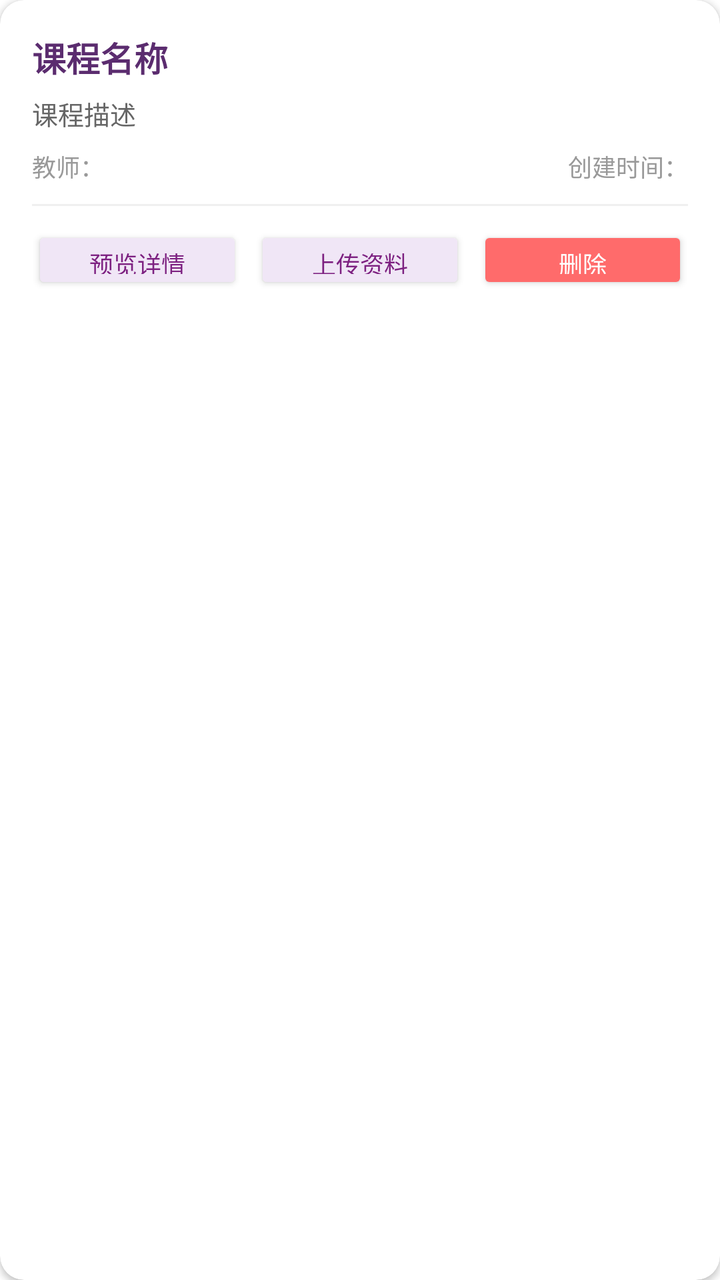
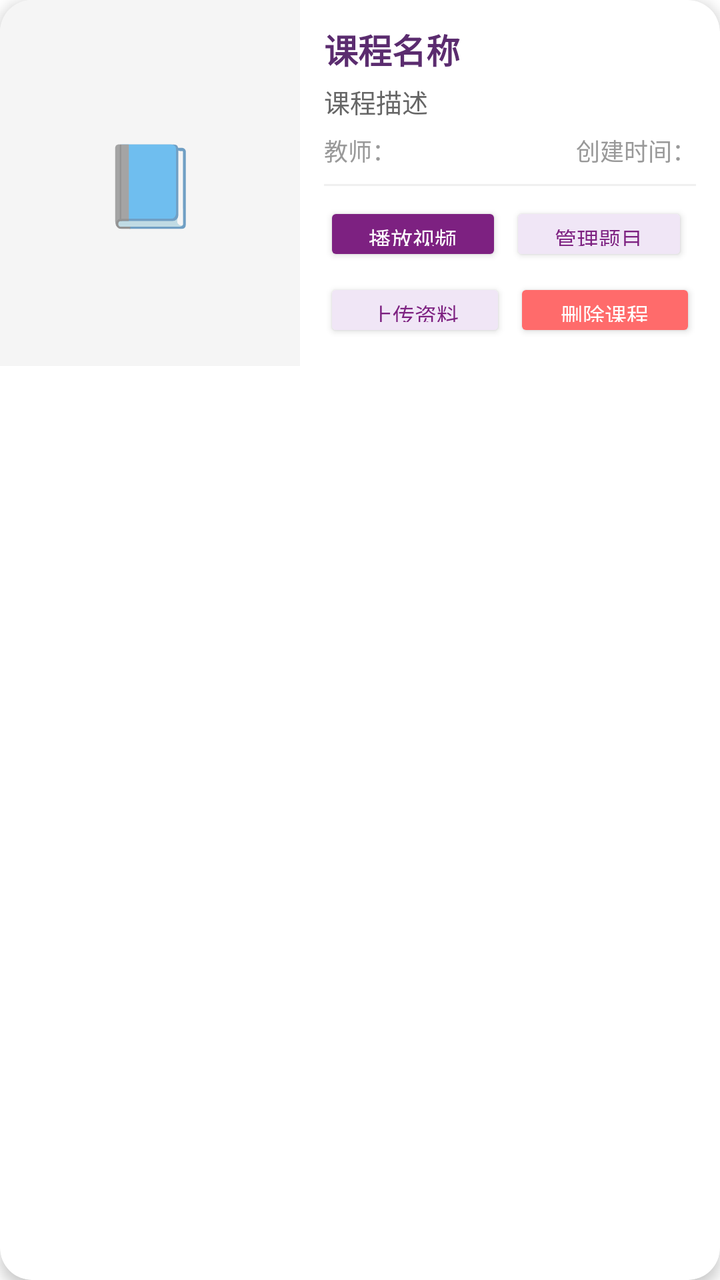

Compare the two renders of this Android layout. The source of the first and the diff that turns it into the second are given below.
<!-- AndroidManifest.xml: application theme Theme.StudyApp -->
<!-- res/layout/item_teacher_course.xml -->
<?xml version="1.0" encoding="utf-8"?>
<androidx.cardview.widget.CardView xmlns:android="http://schemas.android.com/apk/res/android"
    xmlns:app="http://schemas.android.com/apk/res-auto"
    android:layout_width="match_parent"
    android:layout_height="wrap_content"
    android:layout_marginBottom="12dp"
    app:cardCornerRadius="12dp"
    app:cardElevation="2dp"
    app:cardBackgroundColor="@color/white">

    <LinearLayout
        android:layout_width="match_parent"
        android:layout_height="wrap_content"
        android:orientation="vertical"
        android:padding="16dp">

        <TextView
            android:id="@+id/teacherCourseName"
            android:layout_width="wrap_content"
            android:layout_height="wrap_content"
            android:text="课程名称"
            android:textSize="17sp"
            android:textStyle="bold"
            android:textColor="@color/tsinghua_purple_dark"
            android:layout_marginBottom="6dp" />

        <TextView
            android:id="@+id/teacherCourseDesc"
            android:layout_width="wrap_content"
            android:layout_height="wrap_content"
            android:text="课程描述"
            android:textSize="13sp"
            android:textColor="#666666"
            android:maxLines="2"
            android:ellipsize="end"
            android:layout_marginBottom="8dp" />

        <LinearLayout
            android:layout_width="match_parent"
            android:layout_height="wrap_content"
            android:orientation="horizontal"
            android:layout_marginBottom="10dp">

            <TextView
                android:id="@+id/teacherCourseTeacher"
                android:layout_width="0dp"
                android:layout_height="wrap_content"
                android:layout_weight="1"
                android:text="教师："
                android:textSize="12sp"
                android:textColor="#999999" />

            <TextView
                android:id="@+id/teacherCourseDate"
                android:layout_width="wrap_content"
                android:layout_height="wrap_content"
                android:text="创建时间："
                android:textSize="12sp"
                android:textColor="#999999" />

        </LinearLayout>

        <TextView
            android:id="@+id/teacherCourseStudents"
            android:layout_width="wrap_content"
            android:layout_height="wrap_content"
            android:text=""
            android:textSize="12sp"
            android:textColor="#999999"
            android:layout_marginBottom="12dp"
            android:visibility="gone" />

        <View
            android:layout_width="match_parent"
            android:layout_height="1dp"
            android:background="#F0F0F0"
            android:layout_marginBottom="10dp" />

        <LinearLayout
            android:layout_width="match_parent"
            android:layout_height="wrap_content"
            android:orientation="horizontal"
            android:gravity="center_vertical">

            <Button
                android:id="@+id/previewCourseBtn"
                android:layout_width="0dp"
                android:layout_height="34dp"
                android:layout_weight="1"
                android:text="预览详情"
                android:textSize="12sp"
                android:textColor="@color/tsinghua_purple"
                android:backgroundTint="#F0E6F6"
                android:layout_marginEnd="6dp"
                android:paddingHorizontal="4dp" />

            <Button
                android:id="@+id/uploadMaterialBtn"
                android:layout_width="0dp"
                android:layout_height="34dp"
                android:layout_weight="1"
                android:text="上传资料"
                android:textSize="12sp"
                android:textColor="@color/tsinghua_purple"
                android:backgroundTint="#F0E6F6"
                android:layout_marginEnd="6dp"
                android:paddingHorizontal="4dp" />

            <Button
                android:id="@+id/deleteCourseBtn"
                android:layout_width="0dp"
                android:layout_height="34dp"
                android:layout_weight="1"
                android:text="删除"
                android:textSize="12sp"
                android:textColor="@color/white"
                android:backgroundTint="#FF6B6B"
                android:paddingHorizontal="4dp" />

        </LinearLayout>

    </LinearLayout>

</androidx.cardview.widget.CardView>
<!-- resources referenced by this layout -->
<resources>
  <color name="tsinghua_purple">#FF7D2181</color>
  <color name="tsinghua_purple_dark">#FF5B2C6F</color>
  <color name="white">#FFFFFFFF</color>
  <style name="Theme.StudyApp" parent="Theme.AppCompat.Light.NoActionBar">
          
          <item name="colorPrimary">@color/holo_blue_dark</item>
          <item name="colorPrimaryDark">@color/holo_blue_dark</item>
          <item name="colorAccent">@color/holo_blue_dark</item>
          <item name="android:windowBackground">@color/white</item>
      </style>
  <color name="holo_blue_dark">#FF1976D2</color>
</resources>

<!-- the commit's change to res/layout/item_teacher_course.xml (unified diff, before → after) -->
@@ -3,119 +3,179 @@
     xmlns:app="http://schemas.android.com/apk/res-auto"
     android:layout_width="match_parent"
     android:layout_height="wrap_content"
-    android:layout_marginBottom="12dp"
-    app:cardCornerRadius="12dp"
-    app:cardElevation="2dp"
+    android:layout_marginHorizontal="8dp"
+    android:layout_marginVertical="4dp"
+    app:cardCornerRadius="16dp"
+    app:cardElevation="4dp"
     app:cardBackgroundColor="@color/white">
 
     <LinearLayout
         android:layout_width="match_parent"
         android:layout_height="wrap_content"
-        android:orientation="vertical"
-        android:padding="16dp">
+        android:orientation="horizontal">
 
-        <TextView
-            android:id="@+id/teacherCourseName"
-            android:layout_width="wrap_content"
-            android:layout_height="wrap_content"
-            android:text="课程名称"
-            android:textSize="17sp"
-            android:textStyle="bold"
-            android:textColor="@color/tsinghua_purple_dark"
-            android:layout_marginBottom="6dp" />
+        
+        <FrameLayout
+            android:id="@+id/teacherCourseImageContainer"
+            android:layout_width="150dp"
+            android:layout_height="match_parent"
+            android:minHeight="150dp">
 
-        <TextView
-            android:id="@+id/teacherCourseDesc"
-            android:layout_width="wrap_content"
-            android:layout_height="wrap_content"
-            android:text="课程描述"
-            android:textSize="13sp"
-            android:textColor="#666666"
-            android:maxLines="2"
-            android:ellipsize="end"
-            android:layout_marginBottom="8dp" />
-
-        <LinearLayout
-            android:layout_width="match_parent"
-            android:layout_height="wrap_content"
-            android:orientation="horizontal"
-            android:layout_marginBottom="10dp">
+            <ImageView
+                android:id="@+id/teacherCourseCoverImage"
+                android:layout_width="match_parent"
+                android:layout_height="match_parent"
+                android:scaleType="centerCrop"
+                android:visibility="gone" />
 
             <TextView
-                android:id="@+id/teacherCourseTeacher"
-                android:layout_width="0dp"
-                android:layout_height="wrap_content"
-                android:layout_weight="1"
-                android:text="教师："
-                android:textSize="12sp"
-                android:textColor="#999999" />
+                android:id="@+id/teacherCourseIconText"
+                android:layout_width="match_parent"
+                android:layout_height="match_parent"
+                android:text="📘"
+                android:textSize="40sp"
+                android:gravity="center"
+                android:background="@color/light_gray_background" />
 
-            <TextView
-                android:id="@+id/teacherCourseDate"
-                android:layout_width="wrap_content"
-                android:layout_height="wrap_content"
-                android:text="创建时间："
-                android:textSize="12sp"
-                android:textColor="#999999" />
+        </FrameLayout>
 
-        </LinearLayout>
-
-        <TextView
-            android:id="@+id/teacherCourseStudents"
-            android:layout_width="wrap_content"
+        
+        <LinearLayout
+            android:layout_width="0dp"
             android:layout_height="wrap_content"
-            android:text=""
-            android:textSize="12sp"
-            android:textColor="#999999"
-            android:layout_marginBottom="12dp"
-            android:visibility="gone" />
-
-        <View
-            android:layout_width="match_parent"
-            android:layout_height="1dp"
-            android:background="#F0F0F0"
-            android:layout_marginBottom="10dp" />
-
-        <LinearLayout
-            android:layout_width="match_parent"
-            android:layout_height="wrap_content"
-            android:orientation="horizontal"
+            android:layout_weight="1"
+            android:orientation="vertical"
+            android:padding="12dp"
             android:gravity="center_vertical">
 
-            <Button
-                android:id="@+id/previewCourseBtn"
-                android:layout_width="0dp"
-                android:layout_height="34dp"
-                android:layout_weight="1"
-                android:text="预览详情"
-                android:textSize="12sp"
-                android:textColor="@color/tsinghua_purple"
-                android:backgroundTint="#F0E6F6"
-                android:layout_marginEnd="6dp"
-                android:paddingHorizontal="4dp" />
+            
+            <TextView
+                android:id="@+id/teacherCourseName"
+                android:layout_width="match_parent"
+                android:layout_height="wrap_content"
+                android:text="课程名称"
+                android:textSize="17sp"
+                android:textStyle="bold"
+                android:textColor="@color/tsinghua_purple_dark"
+                android:layout_marginBottom="4dp" />
 
-            <Button
-                android:id="@+id/uploadMaterialBtn"
-                android:layout_width="0dp"
-                android:layout_height="34dp"
-                android:layout_weight="1"
-                android:text="上传资料"
-                android:textSize="12sp"
-                android:textColor="@color/tsinghua_purple"
-                android:backgroundTint="#F0E6F6"
-                android:layout_marginEnd="6dp"
-                android:paddingHorizontal="4dp" />
+            
+            <TextView
+                android:id="@+id/teacherCourseDesc"
+                android:layout_width="match_parent"
+                android:layout_height="wrap_content"
+                android:text="课程描述"
+                android:textSize="13sp"
+                android:textColor="#666666"
+                android:maxLines="2"
+                android:ellipsize="end"
+                android:layout_marginBottom="6dp" />
 
-            <Button
-                android:id="@+id/deleteCourseBtn"
-                android:layout_width="0dp"
-                android:layout_height="34dp"
-                android:layout_weight="1"
-                android:text="删除"
-                android:textSize="12sp"
-                android:textColor="@color/white"
-                android:backgroundTint="#FF6B6B"
-                android:paddingHorizontal="4dp" />
+            
+            <LinearLayout
+                android:layout_width="match_parent"
+                android:layout_height="wrap_content"
+                android:orientation="horizontal"
+                android:layout_marginBottom="8dp">
+
+                <TextView
+                    android:id="@+id/teacherCourseTeacher"
+                    android:layout_width="0dp"
+                    android:layout_height="wrap_content"
+                    android:layout_weight="1"
+                    android:text="教师："
+                    android:textSize="12sp"
+                    android:textColor="#999999" />
+
+                <TextView
+                    android:id="@+id/teacherCourseDate"
+                    android:layout_width="wrap_content"
+                    android:layout_height="wrap_content"
+                    android:text="创建时间："
+                    android:textSize="12sp"
+                    android:textColor="#999999" />
+
+            </LinearLayout>
+
+            
+            <View
+                android:layout_width="match_parent"
+                android:layout_height="1dp"
+                android:background="#F0F0F0"
+                android:layout_marginBottom="8dp" />
+
+            
+            <LinearLayout
+                android:layout_width="match_parent"
+                android:layout_height="wrap_content"
+                android:orientation="horizontal"
+                android:gravity="center_vertical">
+
+                <Button
+                    android:id="@+id/playVideoBtn"
+                    android:layout_width="0dp"
+                    android:layout_height="32dp"
+                    android:layout_weight="1"
+                    android:text="播放视频"
+                    android:textSize="11sp"
+                    android:textColor="@color/white"
+                    android:backgroundTint="@color/tsinghua_purple"
+                    android:layout_marginEnd="4dp"
+                    android:paddingHorizontal="2dp"
+                    android:ellipsize="end"
+                    android:singleLine="true" />
+
+                <Button
+                    android:id="@+id/manageQuestionsBtn"
+                    android:layout_width="0dp"
+                    android:layout_height="32dp"
+                    android:layout_weight="1"
+                    android:text="管理题目"
+                    android:textSize="11sp"
+                    android:textColor="@color/tsinghua_purple"
+                    android:backgroundTint="#F0E6F6"
+                    android:layout_marginEnd="4dp"
+                    android:paddingHorizontal="2dp"
+                    android:ellipsize="end"
+                    android:singleLine="true" />
+
+            </LinearLayout>
+
+            <LinearLayout
+                android:layout_width="match_parent"
+                android:layout_height="wrap_content"
+                android:orientation="horizontal"
+                android:gravity="center_vertical"
+                android:layout_marginTop="6dp">
+
+                <Button
+                    android:id="@+id/uploadMaterialBtn"
+                    android:layout_width="0dp"
+                    android:layout_height="32dp"
+                    android:layout_weight="1"
+                    android:text="上传资料"
+                    android:textSize="11sp"
+                    android:textColor="@color/tsinghua_purple"
+                    android:backgroundTint="#F0E6F6"
+                    android:layout_marginEnd="4dp"
+                    android:paddingHorizontal="2dp"
+                    android:ellipsize="end"
+                    android:singleLine="true" />
+
+                <Button
+                    android:id="@+id/deleteCourseBtn"
+                    android:layout_width="0dp"
+                    android:layout_height="32dp"
+                    android:layout_weight="1"
+                    android:text="删除课程"
+                    android:textSize="11sp"
+                    android:textColor="@color/white"
+                    android:backgroundTint="#FF6B6B"
+                    android:paddingHorizontal="2dp"
+                    android:ellipsize="end"
+                    android:singleLine="true" />
+
+            </LinearLayout>
 
         </LinearLayout>
 
<!-- resource entries referenced after the edit -->
@@ -1,5 +1,6 @@
 <!-- resources referenced by this layout -->
 <resources>
+  <color name="light_gray_background">#FFF5F5F5</color>
   <color name="tsinghua_purple">#FF7D2181</color>
   <color name="tsinghua_purple_dark">#FF5B2C6F</color>
   <color name="white">#FFFFFFFF</color>
